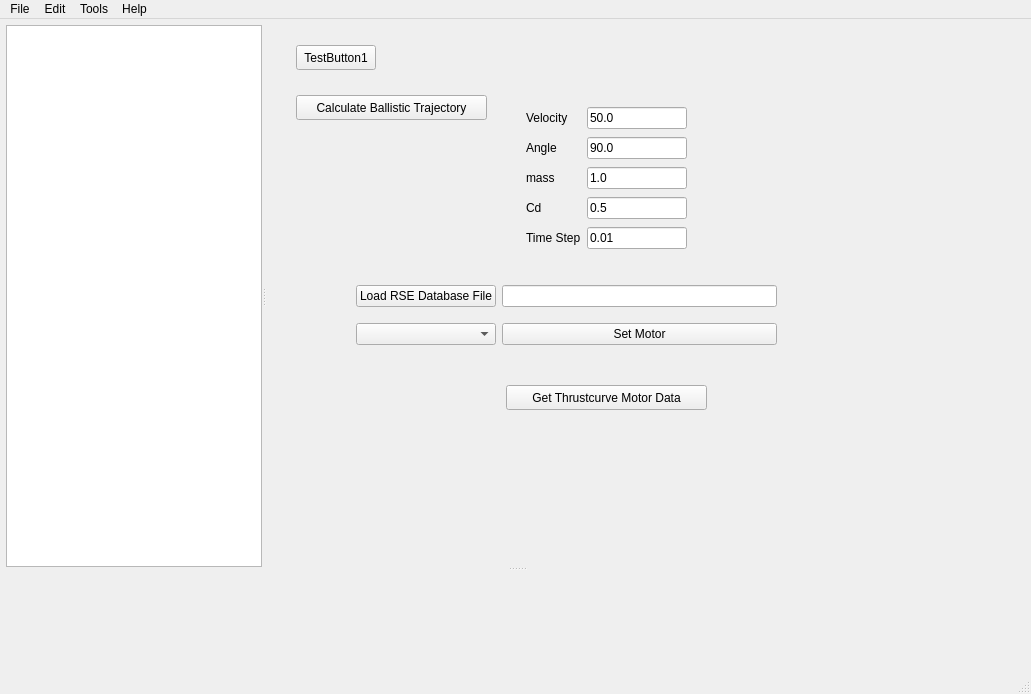
Above: gui/MainWindow.ui from qtrocket/qtrocket before the change. Below: the same form after it.
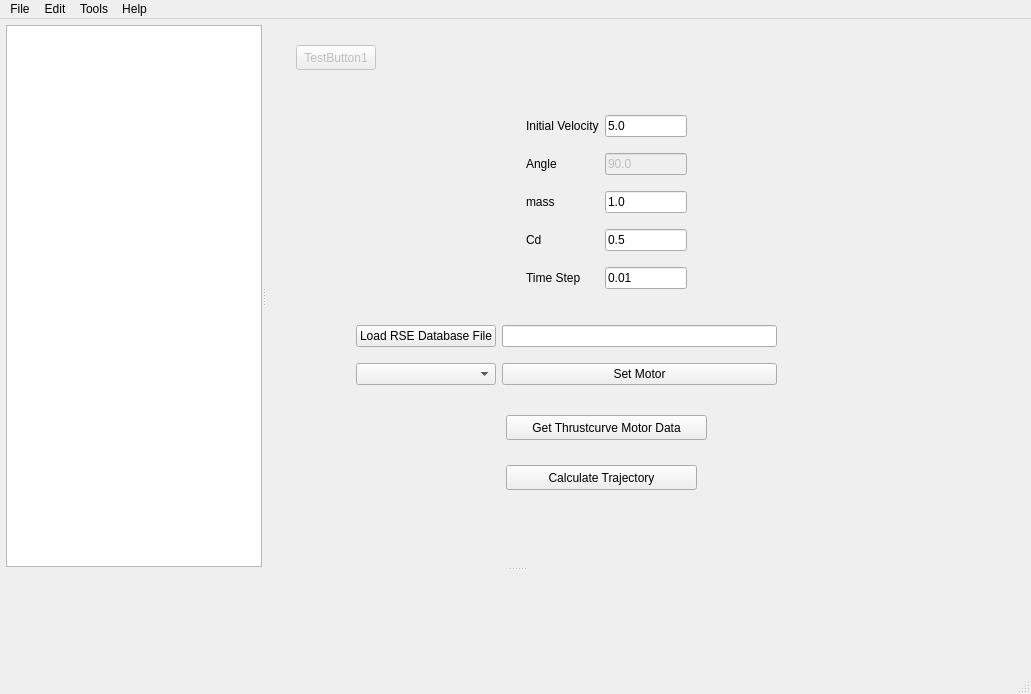
That is the form after the change. Icons and pictures are not drawn. Custom widgets are drawn as their Qt base class.

Diff of the .ui file:
```diff
--- a/gui/MainWindow.ui
+++ b/gui/MainWindow.ui
@@ -62,6 +62,9 @@
        </sizepolicy>
       </property>
       <widget class="QPushButton" name="testButton1">
+       <property name="enabled">
+        <bool>false</bool>
+       </property>
        <property name="geometry">
         <rect>
          <x>30</x>
@@ -83,8 +86,8 @@
       <widget class="QPushButton" name="testButton2">
        <property name="geometry">
         <rect>
-         <x>30</x>
-         <y>70</y>
+         <x>240</x>
+         <y>440</y>
          <width>191</width>
          <height>25</height>
         </rect>
@@ -96,7 +99,7 @@
         </sizepolicy>
        </property>
        <property name="text">
-        <string>Calculate Ballistic Trajectory</string>
+        <string>Calculate Trajectory</string>
        </property>
       </widget>
       <widget class="QWidget" name="layoutWidget">
@@ -105,12 +108,15 @@
          <x>260</x>
          <y>80</y>
          <width>161</width>
-         <height>151</height>
+         <height>196</height>
         </rect>
        </property>
        <layout class="QGridLayout" name="gridLayout">
         <item row="1" column="1">
          <widget class="QLineEdit" name="initialAngle">
+          <property name="enabled">
+           <bool>false</bool>
+          </property>
           <property name="text">
            <string>90.0</string>
           </property>
@@ -143,7 +149,7 @@
         <item row="0" column="1">
          <widget class="QLineEdit" name="initialVelocity">
           <property name="text">
-           <string>50.0</string>
+           <string>5.0</string>
           </property>
          </widget>
         </item>
@@ -164,7 +170,7 @@
         <item row="0" column="0">
          <widget class="QLabel" name="label">
           <property name="text">
-           <string>Velocity</string>
+           <string>Initial Velocity</string>
           </property>
          </widget>
         </item>
@@ -188,7 +194,7 @@
        <property name="geometry">
         <rect>
          <x>90</x>
-         <y>250</y>
+         <y>290</y>
          <width>421</width>
          <height>80</height>
         </rect>
@@ -224,7 +230,7 @@
        <property name="geometry">
         <rect>
          <x>240</x>
-         <y>360</y>
+         <y>390</y>
          <width>201</width>
          <height>25</height>
         </rect>
```
Left out of the diff: 2 changed lines with no effect on the pictures.
